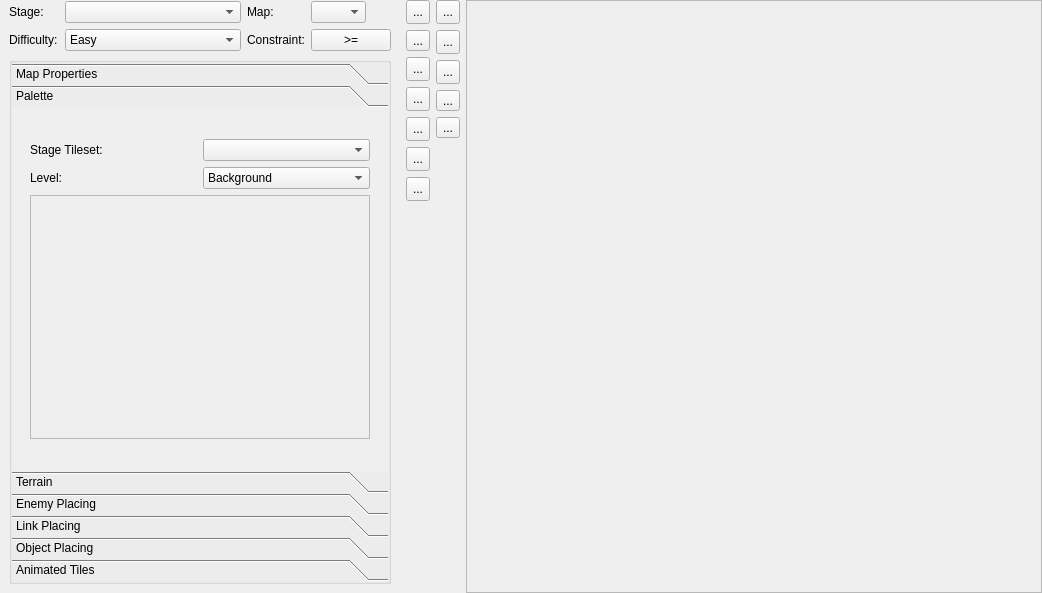
Old version of the form editor/mainwindow_tab/map_tab.ui in the repository protoman/rockbot.
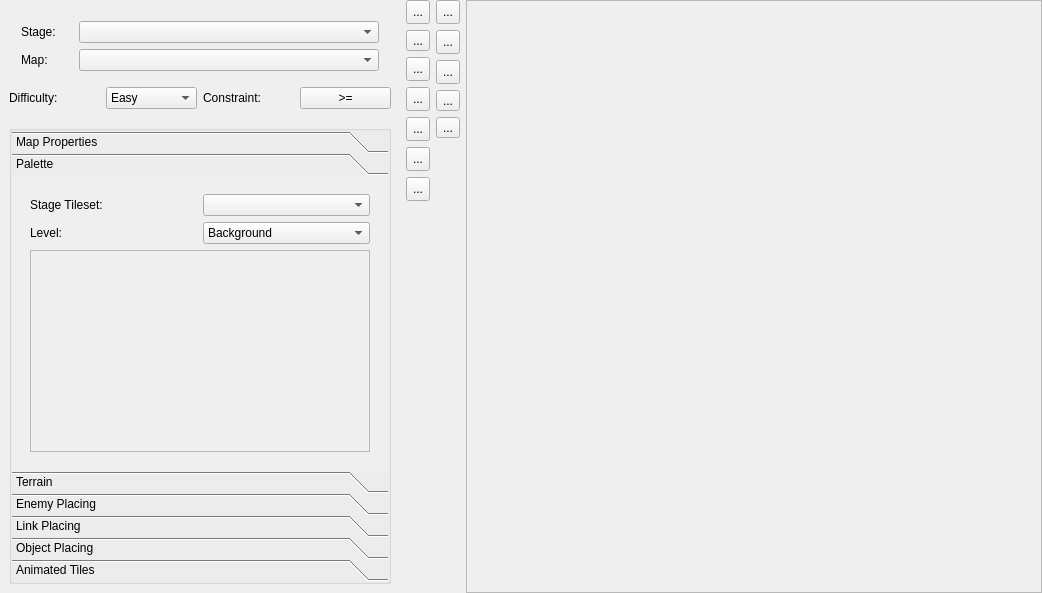
New version of the form. The open tabs and pages were chosen to show the change. Icons and pictures are not drawn. Custom widgets are drawn as their Qt base class.

```diff
--- a/editor/mainwindow_tab/map_tab.ui
+++ b/editor/mainwindow_tab/map_tab.ui
@@ -48,94 +48,127 @@
        <number>1</number>
       </property>
       <item>
-       <layout class="QGridLayout" name="gridLayout_6">
+       <layout class="QVBoxLayout" name="verticalLayout_2">
         <property name="topMargin">
-         <number>0</number>
+         <number>10</number>
         </property>
         <property name="bottomMargin">
-         <number>0</number>
+         <number>10</number>
         </property>
-        <item row="0" column="2">
-         <widget class="QLabel" name="label_11">
-          <property name="maximumSize">
-           <size>
-            <width>40</width>
-            <height>16777215</height>
-           </size>
+        <item>
+         <layout class="QGridLayout" name="gridLayout_4">
+          <property name="topMargin">
+           <number>10</number>
           </property>
-          <property name="text">
-           <string>Map:</string>
+          <property name="bottomMargin">
+           <number>10</number>
           </property>
-         </widget>
+          <item row="0" column="0">
+           <widget class="QLabel" name="label_10">
+            <property name="maximumSize">
+             <size>
+              <width>50</width>
+              <height>16777215</height>
+             </size>
+            </property>
+            <property name="text">
+             <string>Stage:</string>
+            </property>
+           </widget>
+          </item>
+          <item row="0" column="1">
+           <widget class="QComboBox" name="stageListCombo">
+            <property name="minimumSize">
+             <size>
+              <width>300</width>
+              <height>0</height>
+             </size>
+            </property>
+           </widget>
+          </item>
+          <item row="1" column="0">
+           <widget class="QLabel" name="label_11">
+            <property name="maximumSize">
+             <size>
+              <width>40</width>
+              <height>16777215</height>
+             </size>
+            </property>
+            <property name="text">
+             <string>Map:</string>
+            </property>
+           </widget>
+          </item>
+          <item row="1" column="1">
+           <widget class="QComboBox" name="mapListCombo">
+            <property name="minimumSize">
+             <size>
+              <width>300</width>
+              <height>0</height>
+             </size>
+            </property>
+            <property name="maximumSize">
+             <size>
+              <width>55</width>
+              <height>16777215</height>
+             </size>
+            </property>
+           </widget>
+          </item>
+         </layout>
         </item>
-        <item row="0" column="3">
-         <widget class="QComboBox" name="mapListCombo">
-          <property name="maximumSize">
-           <size>
-            <width>55</width>
-            <height>16777215</height>
-           </size>
+        <item>
+         <layout class="QGridLayout" name="gridLayout_6">
+          <property name="topMargin">
+           <number>0</number>
           </property>
-         </widget>
-        </item>
-        <item row="0" column="0">
-         <widget class="QLabel" name="label_10">
-          <property name="maximumSize">
-           <size>
-            <width>50</width>
-            <height>16777215</height>
-           </size>
-          </property>
-          <property name="text">
-           <string>Stage:</string>
-          </property>
-         </widget>
-        </item>
-        <item row="0" column="1">
-         <widget class="QComboBox" name="stageListCombo"/>
-        </item>
-        <item row="1" column="0">
-         <widget class="QLabel" name="label_19">
-          <property name="text">
-           <string>Difficulty:</string>
-          </property>
-         </widget>
-        </item>
-        <item row="1" column="1">
-         <widget class="QComboBox" name="difficulty_comboBox">
-          <property name="currentIndex">
+          <property name="bottomMargin">
            <number>0</number>
           </property>
-          <item>
-           <property name="text">
-            <string>Easy</string>
-           </property>
+          <item row="1" column="0">
+           <widget class="QLabel" name="label_19">
+            <property name="text">
+             <string>Difficulty:</string>
+            </property>
+           </widget>
           </item>
-          <item>
-           <property name="text">
-            <string>Normal</string>
-           </property>
+          <item row="1" column="1">
+           <widget class="QComboBox" name="difficulty_comboBox">
+            <property name="currentIndex">
+             <number>0</number>
+            </property>
+            <item>
+             <property name="text">
+              <string>Easy</string>
+             </property>
+            </item>
+            <item>
+             <property name="text">
+              <string>Normal</string>
+             </property>
+            </item>
+            <item>
+             <property name="text">
+              <string>Hard</string>
+             </property>
+            </item>
+           </widget>
           </item>
-          <item>
-           <property name="text">
-            <string>Hard</string>
-           </property>
+          <item row="1" column="2">
+           <widget class="QLabel" name="label_20">
+            <property name="text">
+             <string>Constraint:</string>
+            </property>
+           </widget>
           </item>
-         </widget>
-        </item>
-        <item row="1" column="3">
-         <widget class="QPushButton" name="difficultyMode_pushButton">
-          <property name="text">
-           <string>&gt;=</string>
-          </property>
-         </widget>
-        </item>
-        <item row="1" column="2">
-         <widget class="QLabel" name="label_20">
-          <property name="text">
-           <string>Constraint:</string>
-          </property>
-         </widget>
+          <item row="1" column="3">
+           <widget class="QPushButton" name="difficultyMode_pushButton">
+            <property name="text">
+             <string>&gt;=</string>
+            </property>
+           </widget>
+          </item>
+         </layout>
         </item>
        </layout>
       </item>
@@ -595,7 +628,7 @@
               <x>0</x>
               <y>0</y>
               <width>376</width>
-              <height>290</height>
+              <height>214</height>
              </rect>
             </property>
             <attribute name="label">
@@ -671,7 +704,7 @@
                   <item row="0" column="0">
                    <widget class="QLabel" name="label_13">
                     <property name="text">
-                     <string>Stage Tileset:</string>
+                     <string>Stage Tileset: </string>
                     </property>
                    </widget>
                   </item>
```
Left out of the diff: 704 changed lines with no effect on the pictures.
